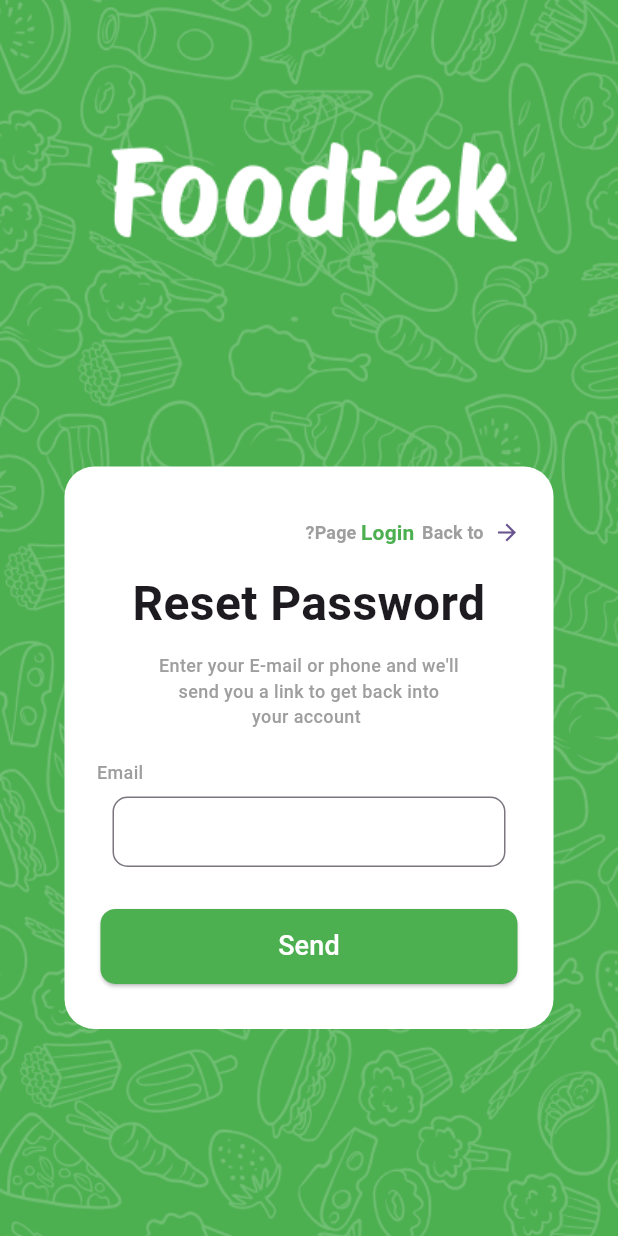
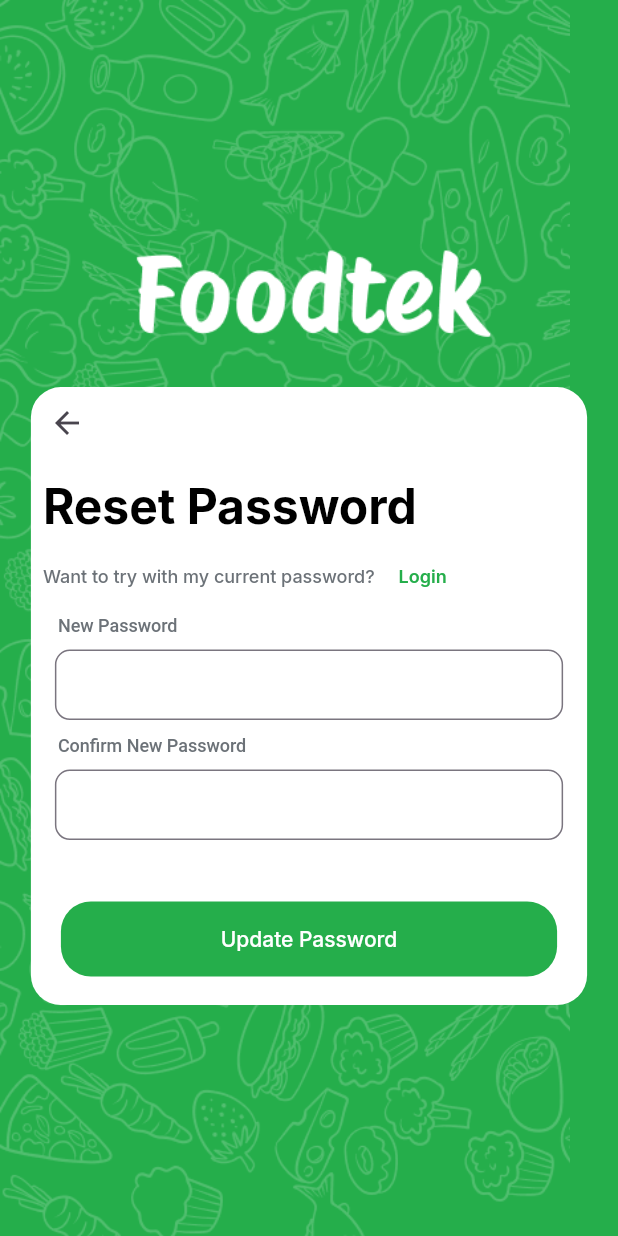
Before and after one commit to nadaAlraei/capstone, a Flutter app: the ForgetPassword screen opened directly, after a tap on "Send", on a phone screen of 412 x 824 dp. Run offline on Flutter 3.47's test engine with Material 3 defaults, Android fonts, the phone set to English and light mode, and no system bars; our stand-ins replace geolocator; missing offline and left inert: date_format_field; generated files the repository leaves out were written again.

Commit message:
Confirm reset password and congrats page

```diff
--- /dev/null
+++ b/lib/controller/reset_password_controller.dart
@@ -0,0 +1,25 @@
+import 'package:flutter/cupertino.dart';
+
+class ResetPasswordController extends ChangeNotifier{
+  bool passwordCorrect = true;
+  bool passwordMatch = true;
+
+  checkPassword({required String password}) {
+    String pattern =
+        r'^(?=.*?[A-Z])(?=.*?[a-z])(?=.*?[0-9])(?=.*?[!@#\$&*~]).{8,}$';
+    RegExp regExp = RegExp(pattern);
+    passwordCorrect = regExp.hasMatch(password);
+    notifyListeners();
+  }
+
+  passwordsMatch({required String password1, required String password2}) {
+    if(password1 == password2){
+      passwordMatch = true;
+
+    }else{
+      passwordMatch = false;
+
+    }
+    notifyListeners();
+  }
+}
--- a/lib/l10n/app_ar.arb
+++ b/lib/l10n/app_ar.arb
@@ -27,5 +27,14 @@
   "enter_phone" : "أدخل رقم هاتفك من فضلك",
   "set_password" : "تعيين كلمة المرور",
   "enter_password" : "الرجاء إدخال كلمة المرور",
-  "register" : "سجّل"
+  "register" : "سجّل",
+  "rest_password" : "إعادة تعيين كلمة المرور",
+  "want_current_password" : "هل تريد تجربة كلمة المرور الحالية الخاصة بي؟",
+  "new_password" : "كلمة المرور الجديدة",
+  "confirm_new_password" : "تأكيد كلمة المرور الجديدة",
+  "passwords_does_not_match" : "كلمتي المرور غير متطابقتين",
+  "update_password" : "تحديث كلمة المرور",
+  "congrats" : "تهانينا!",
+  "password_reset_successfully" : "تم إعادة تعيين كلمة المرور بنجاح",
+  "ok2" : "حسناً"
 }
--- a/lib/l10n/app_en.arb
+++ b/lib/l10n/app_en.arb
@@ -27,5 +27,14 @@
   "enter_phone" : "Enter your phone please",
   "set_password" : "Set Password",
   "enter_password" : "Enter password please",
-  "register" : "Register"
+  "register" : "Register",
+  "rest_password" : "Reset Password",
+  "want_current_password" : "Want to try with my current password?",
+  "new_password" : "New Password",
+  "confirm_new_password" : "Confirm New Password",
+  "passwords_does_not_match" : "Passwords does not match",
+  "update_password" : "Update Password",
+  "congrats" : "Congratulations!",
+  "password_reset_successfully" : "password reset successfully",
+  "ok2" : "OK"
 }
--- /dev/null
+++ b/lib/view/screen/confirm_rest_password_screen.dart
@@ -0,0 +1,289 @@
+import 'package:capstone/controller/reset_password_controller.dart';
+import 'package:capstone/view/screen/forget_password.dart';
+import 'package:capstone/view/screen/login_screen.dart';
+import 'package:capstone/view/widget/congrats_alert_widget.dart';
+import 'package:capstone/view/widget/input_widget.dart';
+import 'package:capstone/view/widget/text_widget.dart';
+import 'package:flutter/material.dart';
+import 'package:flutter_gen/gen_l10n/app_localizations.dart';
+import 'package:provider/provider.dart';
+
+class ConfirmRestPasswordScreen extends StatelessWidget {
+  const ConfirmRestPasswordScreen({super.key});
+
+  @override
+  Widget build(BuildContext context) {
+    TextEditingController newPassword = TextEditingController();
+    TextEditingController confirmNewPassword = TextEditingController();
+    return Scaffold(
+      backgroundColor: Color.fromARGB(255, 37, 174, 75),
+      body: Stack(
+        children: [
+          // background pattern
+          Image.asset("assets/images/Pattern.png", color: Colors.white),
+          Center(
+            child: SingleChildScrollView(
+              child: Column(
+                children: [
+                  // Logo
+                  Image.asset(
+                    "assets/images/logo.png",
+                    width: MediaQuery.of(context).size.width * 0.7,
+                    height: MediaQuery.of(context).size.height * 0.09,
+                  ),
+                  SizedBox(height: 30),
+                  // Form Container
+                  Container(
+                    width: MediaQuery.of(context).size.width * 0.9,
+                    height: MediaQuery.of(context).size.height * 0.5,
+                    decoration: BoxDecoration(
+                      color: Colors.white,
+                      borderRadius: BorderRadius.circular(20),
+                    ),
+                    child: Column(
+                      crossAxisAlignment: CrossAxisAlignment.start,
+                      children: [
+                        // Back Icon
+                        IconButton(
+                          onPressed: () {
+                            Navigator.pushReplacement(
+                              context,
+                              MaterialPageRoute(
+                                builder: (context) => ForgetPassword(),
+                              ),
+                            );
+                          },
+                          icon: Icon(Icons.arrow_back),
+                        ),
+                        // Rest Password title & form
+                        Padding(
+                          padding: const EdgeInsets.all(8.0),
+                          child: Column(
+                            crossAxisAlignment: CrossAxisAlignment.start,
+                            children: [
+                              // Rest Password title
+                              TextWidget(
+                                text:
+                                    AppLocalizations.of(context)!.rest_password,
+                                fontWeight: FontWeight.w700,
+                                fontSize: 32,
+                                fontFamily: 'Inter',
+                                letterSpacing: -0.02,
+                                fontColor: Colors.black,
+                              ),
+
+                              // Back to Rest Password link
+                              Row(
+                                children: [
+                                  TextWidget(
+                                    text:
+                                        AppLocalizations.of(
+                                          context,
+                                        )!.want_current_password,
+                                    fontWeight: FontWeight.w500,
+                                    fontSize: 12,
+                                    fontFamily: 'Inter',
+                                    letterSpacing: -0.01,
+                                    fontColor: Color.fromARGB(
+                                      255,
+                                      108,
+                                      114,
+                                      120,
+                                    ),
+                                  ),
+                                  TextButton(
+                                    onPressed: () {
+                                      Navigator.pushReplacement(
+                                        context,
+                                        MaterialPageRoute(
+                                          builder: (context) => LoginScreen(),
+                                        ),
+                                      );
+                                    },
+                                    child: TextWidget(
+                                      text: AppLocalizations.of(context)!.login,
+                                      fontWeight: FontWeight.w600,
+                                      fontSize: 12,
+                                      fontFamily: 'Inter',
+                                      letterSpacing: -0.01,
+                                      fontColor: Color.fromARGB(
+                                        255,
+                                        37,
+                                        174,
+                                        75,
+                                      ),
+                                    ),
+                                  ),
+                                ],
+                              ),
+
+                              Consumer<ResetPasswordController>(
+                                builder: (
+                                  context,
+                                  resetPasswordController,
+                                  child,
+                                ) {
+                                  return Column(
+                                    crossAxisAlignment:
+                                        CrossAxisAlignment.start,
+                                    children: [
+                                      // New Password
+
+                                      // Filed title
+                                      Row(
+                                        children: [
+                                          SizedBox(width: 10),
+                                          TextWidget(
+                                            text:
+                                                AppLocalizations.of(
+                                                  context,
+                                                )!.new_password,
+                                            fontWeight: FontWeight.w500,
+                                            fontSize: 12,
+                                            fontFamily: '',
+                                            letterSpacing: -0.02,
+                                            fontColor: Color.fromARGB(
+                                              255,
+                                              108,
+                                              114,
+                                              120,
+                                            ),
+                                          ),
+                                        ],
+                                      ),
+                                      // Field
+
+                                      InputWidget(
+                                        textEditingController: newPassword,
+                                        obscureText: true,
+                                        errorText:
+                                            resetPasswordController
+                                                    .passwordCorrect
+                                                ? null
+                                                : AppLocalizations.of(
+                                              context,
+                                            )!.enter_password,
+                                      ),
+
+                                      // Confirm New Password
+
+                                      // Filed title
+                                      Row(
+                                        children: [
+                                          SizedBox(width: 10),
+                                          TextWidget(
+                                            text:
+                                                AppLocalizations.of(
+                                                  context,
+                                                )!.confirm_new_password,
+                                            fontWeight: FontWeight.w500,
+                                            fontSize: 12,
+                                            fontFamily: '',
+                                            letterSpacing: -0.02,
+                                            fontColor: Color.fromARGB(
+                                              255,
+                                              108,
+                                              114,
+                                              120,
+                                            ),
+                                          ),
+                                        ],
+                                      ),
+                                      // Field
+                                      InputWidget(
+                                        textEditingController:
+                                            confirmNewPassword,
+                                        obscureText: true,
+                                        errorText:
+                                            resetPasswordController
+                                                    .passwordMatch
+                                                ? null
+                                                : AppLocalizations.of(
+                                                  context,
+                                                )!.passwords_does_not_match,
+                                      ),
+
+                                      SizedBox(height: 25),
+
+                                      // Rest Password button
+                                      TextButton(
+                                        onPressed: () {
+
+                                          resetPasswordController.checkPassword(
+                                            password: newPassword.text,
+                                          );
+                                          resetPasswordController
+                                              .passwordsMatch(
+                                            password1: newPassword.text,
+                                            password2:
+                                            confirmNewPassword.text,
+                                          );
+                                          if(resetPasswordController.passwordCorrect == true){
+                                            if (
+                                            resetPasswordController
+                                                .passwordMatch ==
+                                                true) {
+                                              showDialog(
+                                                context: context,
+                                                builder:
+                                                    (context) => CongratsAlertWidget(),
+                                              );
+                                            }
+                                          }
+
+
+                                        },
+                                        child: Container(
+                                          width:
+                                              MediaQuery.of(
+                                                context,
+                                              ).size.width *
+                                              0.9,
+                                          height: 50,
+                                          decoration: BoxDecoration(
+                                            color: Color.fromARGB(
+                                              255,
+                                              37,
+                                              174,
+                                              75,
+                                            ),
+                                            borderRadius: BorderRadius.circular(
+                                              20,
+                                            ),
+                                          ),
+                                          child: Center(
+                                            child: TextWidget(
+                                              text:
+                                                  AppLocalizations.of(
+                                                    context,
+                                                  )!.update_password,
+                                              fontWeight: FontWeight.w500,
+                                              fontSize: 14,
+                                              fontFamily: 'Inter',
+                                              letterSpacing: -0.01,
+                                              fontColor: Colors.white,
+                                            ),
+                                          ),
+                                        ),
+                                      ),
+                                    ],
+                                  );
+                                },
+                              ),
+
+                              // Form
+                            ],
+                          ),
+                        ),
+                      ],
+                    ),
+                  ),
+                ],
+              ),
+            ),
+          ),
+        ],
+      ),
+    );
+  }
+}
--- a/lib/view/screen/forget_password.dart
+++ b/lib/view/screen/forget_password.dart
@@ -1,3 +1,4 @@
+import 'package:capstone/view/screen/confirm_rest_password_screen.dart';
 import 'package:capstone/view/screen/login_screen.dart';
 import 'package:flutter/material.dart';
 import 'package:provider/provider.dart';
@@ -144,7 +145,7 @@ class _forgetPasswordState extends State<ForgetPassword> {
                         width: double.infinity,
                         child: ElevatedButton(
                           onPressed: () {
-                            // next page :)
+                            Navigator.pushReplacement(context, MaterialPageRoute(builder: (context)=>ConfirmRestPasswordScreen(),),);
                           },
                           style: ElevatedButton.styleFrom(
                             padding: const EdgeInsets.symmetric(vertical: 12),
--- a/lib/view/widget/input_widget.dart
+++ b/lib/view/widget/input_widget.dart
@@ -28,18 +28,16 @@ class InputWidget extends StatelessWidget {
   Widget build(BuildContext context) {
     return Padding(
       padding: const EdgeInsets.all(8.0),
-      child: Container(
+      child: SizedBox(
         height: MediaQuery.of(context).size.height * 0.057,
         width: MediaQuery.of(context).size.width * 0.83,
 
         child: TextField(
-
           obscureText: obscureText,
           controller: textEditingController,
           keyboardType: keyboardType,
           maxLines: maxLines,
           decoration: InputDecoration(
-
             prefixIcon: prefixIcon,
             suffixIcon: suffixIcon,
             hintText: hintText,
--- a/lib/view/widget/text_widget.dart
+++ b/lib/view/widget/text_widget.dart
@@ -7,6 +7,7 @@ class TextWidget extends StatelessWidget {
   String fontFamily;
   double letterSpacing;
   Color fontColor;
+  TextAlign? textAlign;
 
   TextWidget({
     super.key,
@@ -16,18 +17,21 @@ class TextWidget extends StatelessWidget {
     required this.fontFamily,
     required this.letterSpacing,
     required this.fontColor,
+    this.textAlign,
   });
 
   @override
   Widget build(BuildContext context) {
     return Text(
       text,
+      textAlign: textAlign,
       style: TextStyle(
         fontSize: fontSize,
         fontFamily: fontFamily,
         fontWeight: fontWeight,
         letterSpacing: letterSpacing,
         color:fontColor,
+
       ),
     );
   }
```
Also changed, not shown: lib/main.dart (+5 -3 lines), lib/view/widget/congrats_alert_widget.dart (added, +117 -0 lines), assets/images/congrats.png (added).
